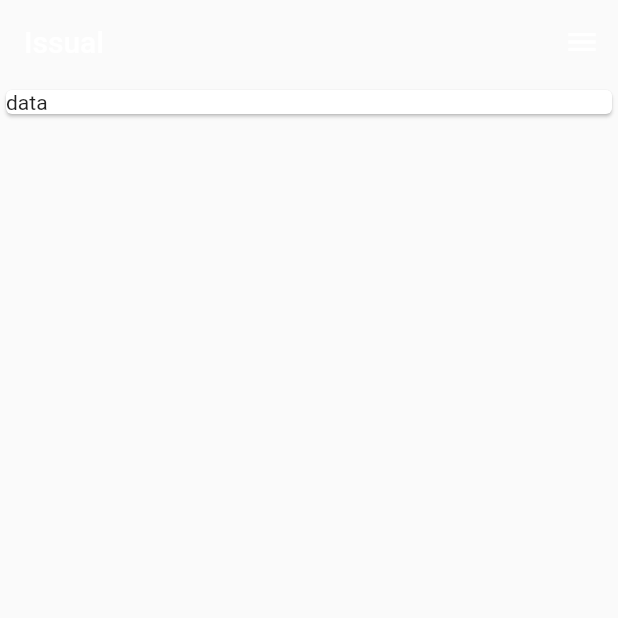
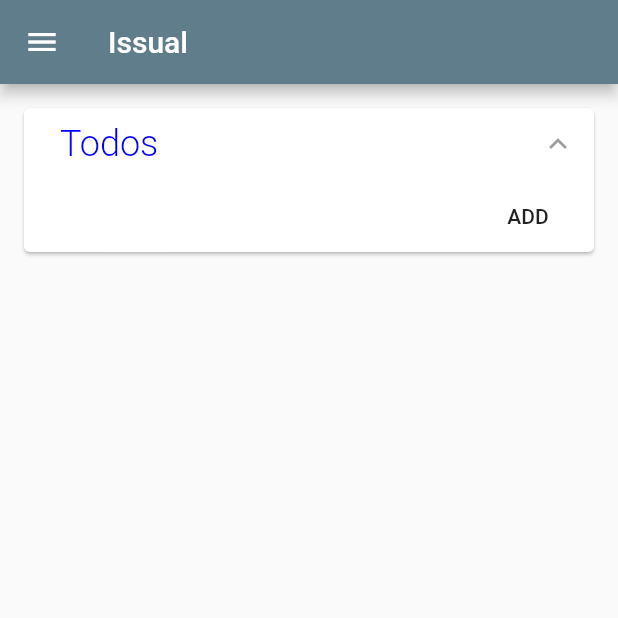
Before and after one commit to lynzrand/issual, a Flutter app: the screen it shows after launch, on a phone screen of 412 x 824 dp, the top half of it. Run offline on Flutter 3.47's test engine with Material 2 defaults, Android fonts, the phone set to English and light mode, and no system bars; our stand-ins replace sqflite; accounts and stored records are empty.

Commit message:
add basic todo card

```diff
--- a/lib/filerw.dart
+++ b/lib/filerw.dart
@@ -1,12 +1,11 @@
 import 'package:sqflite/sqflite.dart';
 
 class Filerw {
-  Filerw(){
+  Filerw();
+
+  // String _path;
+
+  void init() async {
+    // this._path = await getDatabasesPath()
   }
-
-  init() async{
-    this._path = await getDatabasesPath()
-  }
-
-  String _path;
 }
--- a/lib/main.dart
+++ b/lib/main.dart
@@ -1,4 +1,5 @@
 import 'package:flutter/material.dart';
+import './style.dart';
 
 void main() => runApp(new MyApp());
 
@@ -9,7 +10,7 @@ class MyApp extends StatelessWidget {
     return new MaterialApp(
       title: 'Issual',
       theme: new ThemeData(
-        primarySwatch: Colors.red,
+        primarySwatch: IssualColors.primary,
       ),
       home: new MyHomePage(title: 'Issual'),
     );
@@ -35,36 +36,74 @@ class MyHomePage extends StatefulWidget {
 }
 
 class _MyHomePageState extends State<MyHomePage> {
-  int _counter = 0;
-
-  // void _incrementCounter() {
-  //   setState(() {
-  //     // This call to setState tells the Flutter framework that something has
-  //     // changed in this State, which causes it to rerun the build method below
-  //     // so that the display can reflect the updated values. If we changed
-  //     // _counter without calling setState(), then the build method would not be
-  //     // called again, and so nothing would appear to happen.
-  //     _counter++;
-  //   });
-  // }
-
   @override
   Widget build(BuildContext context) {
     return new Scaffold(
         appBar: new AppBar(
           title: new Text(widget.title),
-          backgroundColor: Colors.transparent,
-          elevation: 0.0,
         ),
-        body: new ListView(
-          // child: new Row(
-          children: [
-            new Card(
-              child: new Text('data'),
-            ),
+        body: new Column(
+          children: <Widget>[
+            new TodoCard(
+              title: "Todos",
+            )
           ],
-          // ),
         ),
-        endDrawer: new Drawer(child: new Text("data")));
+        drawer: new Drawer(child: new Text("data")));
   }
 }
+
+class TodoCard extends StatefulWidget {
+  TodoCard({Key key, this.title}) : super(key: key);
+
+  @override
+  State<StatefulWidget> createState() => new _TodoCardState();
+
+  String title;
+}
+
+class _TodoCardState extends State<TodoCard> {
+  @override
+  Widget build(BuildContext context) {
+    return new Card(
+      margin: EdgeInsets.all(16.0),
+      child: new Column(
+        children: <Widget>[
+          new Padding(
+            padding: new EdgeInsets.fromLTRB(24.0, 0.0, 0.0, 0.0),
+            child: new Row(
+              children: <Widget>[
+                new Expanded(
+                    child: new Text(
+                  '${widget.title}',
+                  style: new TextStyle(
+                      color: new Color(0xff0000ff),
+                      fontWeight: FontWeight.w300,
+                      fontSize: 24.0),
+                )),
+                new IconButton(
+                  icon: new Icon(Icons.expand_less),
+                  onPressed: null,
+                ),
+              ],
+            ),
+          ),
+          //,
+          new Row(
+            mainAxisAlignment: MainAxisAlignment.end,
+            children: <Widget>[
+              // new IconButton(
+              //   icon: new Icon(Icons.add),
+              //   onPressed: null,
+              // )
+              new FlatButton(
+                child: new Text("Add".toUpperCase()),
+                onPressed: () => {},
+              )
+            ],
+          ),
+        ],
+      ),
+    );
+  }
+}
--- a/lib/style.dart
+++ b/lib/style.dart
@@ -3,6 +3,7 @@ import 'package:flutter/material.dart';
 class IssualColors {
   static Color lightColor = new Color(0xffffff);
   static Color darkColor = new Color(0x33373C);
+  static ColorSwatch primary = Colors.blueGrey;
 
   // static ColorSwatch lightSwatch = new ColorSwatch(primary, _swatch)
 }
```
Also changed, not shown: 1 other file.
